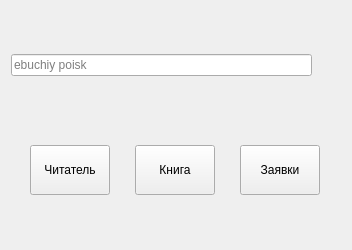
Before: the Qt Designer form src/library.ui in libjournaldev/libjournal, drawn with Qt 5.
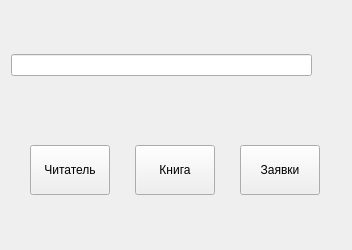
After: the same form once the commit is applied. Icons and pictures are not drawn.

Diff of the .ui file:
```diff
--- a/src/library.ui
+++ b/src/library.ui
@@ -58,7 +58,7 @@
       <item>
        <widget class="QLineEdit" name="lineEdit_2">
         <property name="placeholderText">
-         <string>ebuchiy poisk</string>
+         <string/>
         </property>
        </widget>
       </item>
```
